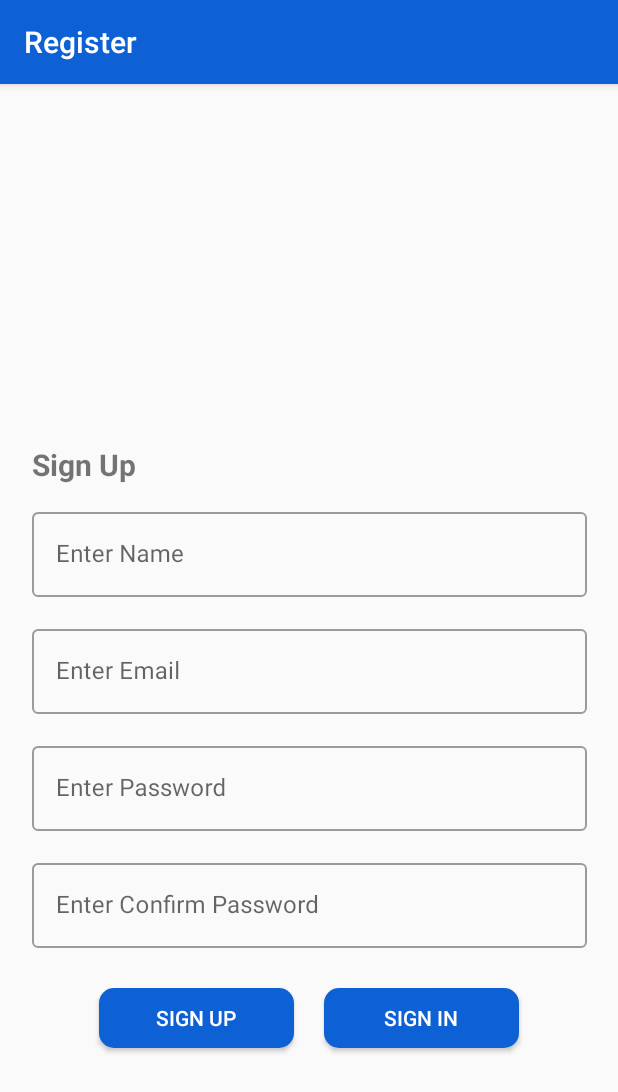
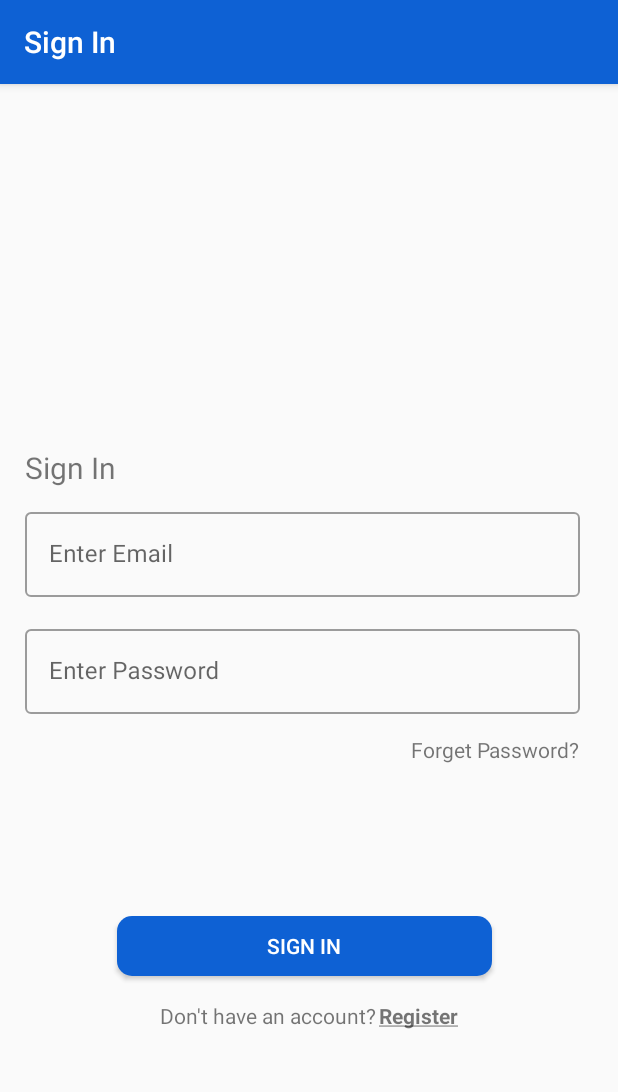
Before and after one commit to mokeshawy/ChatApp, an Android app: the screen it shows after launch (MainActivity), on a phone screen of 412 x 824 dp. Shown: the top 1092 px of the screen. Run offline under Robolectric (Android 15) with nearby library versions, the phone set to English and light mode, and no system bars; our stand-ins replace data binding, navigation-ui.

Commit message:
add login fragment and finish design for it

```diff
--- a/app/src/main/java/com/example/chatapp/activits/MainActivity.kt
+++ b/app/src/main/java/com/example/chatapp/activits/MainActivity.kt
@@ -22,7 +22,7 @@ class MainActivity : AppCompatActivity() {
         val navController   : NavController     = navHostFragment.navController
 
         // Operation work for action bar for page
-        var appBarConfiguration = AppBarConfiguration(setOf(R.id.regisrtationFragment))
+        var appBarConfiguration = AppBarConfiguration(setOf(R.id.regisrtationFragment , R.id.logInFragment))
         setupActionBarWithNavController(navController , appBarConfiguration)
 
         // operation for hide and show action bar on page
--- /dev/null
+++ b/app/src/main/java/com/example/chatapp/loginfragment/LogInFragment.kt
@@ -0,0 +1,31 @@
+package com.example.chatapp.loginfragment
+
+import android.os.Bundle
+import android.view.LayoutInflater
+import android.view.View
+import android.view.ViewGroup
+import androidx.fragment.app.Fragment
+import androidx.fragment.app.viewModels
+import com.example.chatapp.R
+import com.example.chatapp.databinding.FragmentLogInBinding
+
+class LogInFragment : Fragment() {
+
+    lateinit var binding: FragmentLogInBinding
+    private val logInViewModel : LogInViewModel by viewModels()
+
+    override fun onCreateView(inflater: LayoutInflater, container: ViewGroup?, savedInstanceState: Bundle?): View? {
+        // Inflate the layout for this fragment
+        binding = FragmentLogInBinding.inflate(inflater)
+        return binding.root
+    }
+
+    override fun onViewCreated(view: View, savedInstanceState: Bundle?) {
+        super.onViewCreated(view, savedInstanceState)
+
+        binding.lifecycleOwner  = this
+        binding.logInVarModel   = logInViewModel
+
+
+    }
+}
--- /dev/null
+++ b/app/src/main/java/com/example/chatapp/loginfragment/LogInViewModel.kt
@@ -0,0 +1,6 @@
+package com.example.chatapp.loginfragment
+
+import androidx.lifecycle.ViewModel
+
+class LogInViewModel : ViewModel(){
+}
--- a/app/src/main/java/com/example/chatapp/registrationfragment/RegistrationViewModel.kt
+++ b/app/src/main/java/com/example/chatapp/registrationfragment/RegistrationViewModel.kt
@@ -56,7 +56,7 @@ class RegistrationViewModel : ViewModel() {
                     accountReference.push().setValue(map).addOnCompleteListener { setValue ->
                         if(setValue.isSuccessful){
                             Snackbar.make(view , context.getString(R.string.msg_create_account_successful),Snackbar.LENGTH_SHORT).show()
-                            Navigation.findNavController(view).navigate(R.id.action_regisrtationFragment_to_homeFragment)
+                            Navigation.findNavController(view).navigate(R.id.action_regisrtationFragment_to_logInFragment)
                         }else{
                             Snackbar.make(view , it.exception!!.message.toString(), Snackbar.LENGTH_SHORT).show()
                         }
--- a/app/src/main/java/com/example/chatapp/splashfragment/SplashFragment.kt
+++ b/app/src/main/java/com/example/chatapp/splashfragment/SplashFragment.kt
@@ -23,7 +23,7 @@ class SplashFragment : Fragment() {
 
         Handler().postDelayed(
             {
-                findNavController().navigate(R.id.action_splashFragment_to_regisrtationFragment)
+                findNavController().navigate(R.id.action_splashFragment_to_logInFragment)
             }, 2000
         )
     }
--- /dev/null
+++ b/app/src/main/res/layout/fragment_log_in.xml
@@ -0,0 +1,137 @@
+<?xml version="1.0" encoding="utf-8"?>
+<layout xmlns:android="http://schemas.android.com/apk/res/android"
+    xmlns:app="http://schemas.android.com/apk/res-auto"
+    xmlns:tools="http://schemas.android.com/tools">
+
+    <data>
+        <variable
+            name="logInVarModel"
+            type="com.example.chatapp.loginfragment.LogInViewModel" />
+    </data>
+
+    <androidx.constraintlayout.widget.ConstraintLayout
+        android:layout_width="match_parent"
+        android:layout_height="match_parent"
+        tools:context=".loginfragment.LogInFragment">
+
+        <ScrollView
+            android:layout_width="match_parent"
+            android:layout_height="match_parent"
+            android:fillViewport="true"
+            app:layout_constraintBottom_toBottomOf="parent"
+            app:layout_constraintEnd_toEndOf="parent"
+            app:layout_constraintTop_toTopOf="parent">
+
+            <androidx.constraintlayout.widget.ConstraintLayout
+                android:layout_width="match_parent"
+                android:layout_height="match_parent">
+
+                <com.google.android.material.textfield.TextInputLayout
+                    android:id="@+id/input_enter_email"
+                    style="@style/Widget.MaterialComponents.TextInputLayout.OutlinedBox"
+                    android:layout_width="@dimen/et_input_register_width_size"
+                    android:layout_height="wrap_content"
+                    android:layout_marginTop="280dp"
+                    app:layout_constraintEnd_toEndOf="parent"
+                    app:layout_constraintHorizontal_bias="0.39"
+                    app:layout_constraintStart_toStartOf="parent"
+                    app:layout_constraintTop_toTopOf="parent">
+
+                    <EditText
+                        android:id="@+id/et_enter_email"
+                        android:layout_width="match_parent"
+                        android:layout_height="wrap_content"
+                        android:hint="@string/enter_email"
+                        android:inputType="textEmailAddress" />
+
+                </com.google.android.material.textfield.TextInputLayout>
+
+                <com.google.android.material.textfield.TextInputLayout
+                    android:id="@+id/input_enter_password"
+                    style="@style/Widget.MaterialComponents.TextInputLayout.OutlinedBox"
+                    android:layout_width="@dimen/et_input_register_width_size"
+                    android:layout_height="wrap_content"
+                    android:layout_marginTop="16dp"
+                    app:layout_constraintEnd_toEndOf="@+id/input_enter_email"
+                    app:layout_constraintStart_toStartOf="@+id/input_enter_email"
+                    app:layout_constraintTop_toBottomOf="@+id/input_enter_email">
+
+                    <EditText
+                        android:id="@+id/et_enter_password"
+                        android:layout_width="match_parent"
+                        android:layout_height="wrap_content"
+                        android:hint="@string/enter_password"
+                        android:inputType="textPassword" />
+
+                </com.google.android.material.textfield.TextInputLayout>
+
+                <TextView
+                    android:layout_width="wrap_content"
+                    android:layout_height="wrap_content"
+                    android:text="@string/text_view_sign_in"
+                    android:textSize="@dimen/text_view_sign_up_text_size"
+                    app:layout_constraintBottom_toTopOf="@+id/input_enter_email"
+                    app:layout_constraintEnd_toEndOf="@+id/input_enter_email"
+                    app:layout_constraintHorizontal_bias="0.0"
+                    app:layout_constraintStart_toStartOf="@+id/input_enter_email"
+                    app:layout_constraintTop_toTopOf="parent"
+                    app:layout_constraintVertical_bias="0.958" />
+
+                <Button
+                    android:id="@+id/btn_sign_in"
+                    android:layout_width="@dimen/btn_login_page_width"
+                    android:layout_height="@dimen/btn_register_page_height"
+                    android:layout_margin="10dp"
+                    android:background="@drawable/button_background"
+                    android:text="@string/btn_sign_in"
+                    android:textColor="@color/white"
+                    app:layout_constraintBottom_toBottomOf="parent"
+                    app:layout_constraintEnd_toEndOf="parent"
+                    app:layout_constraintHorizontal_bias="0.478"
+                    app:layout_constraintStart_toStartOf="parent"
+                    app:layout_constraintTop_toBottomOf="@+id/input_enter_password"
+                    app:layout_constraintVertical_bias="0.432" />
+
+                <TextView
+                    android:id="@+id/tv_forget_password"
+                    android:layout_width="wrap_content"
+                    android:layout_height="wrap_content"
+                    android:text="@string/forget_password"
+                    app:layout_constraintBottom_toTopOf="@+id/btn_sign_in"
+                    app:layout_constraintEnd_toEndOf="@+id/input_enter_password"
+                    app:layout_constraintHorizontal_bias="1.0"
+                    app:layout_constraintStart_toStartOf="@+id/input_enter_password"
+                    app:layout_constraintTop_toBottomOf="@+id/input_enter_password"
+                    app:layout_constraintVertical_bias="0.12" />
+
+                <LinearLayout
+                    android:layout_width="match_parent"
+                    android:layout_height="wrap_content"
+                    android:layout_margin="5dp"
+                    android:gravity="center"
+                    android:orientation="horizontal"
+                    app:layout_constraintBottom_toBottomOf="parent"
+                    app:layout_constraintEnd_toEndOf="@+id/btn_sign_in"
+                    app:layout_constraintHorizontal_bias="0.486"
+                    app:layout_constraintStart_toStartOf="@+id/btn_sign_in"
+                    app:layout_constraintTop_toBottomOf="@+id/btn_sign_in"
+                    app:layout_constraintVertical_bias="0.079">
+
+                    <TextView
+                        android:layout_width="wrap_content"
+                        android:layout_height="wrap_content"
+                        android:text="@string/don_t_have_an_account" />
+
+                    <TextView
+                        android:id="@+id/tv_register_new_account"
+                        android:layout_width="wrap_content"
+                        android:layout_height="wrap_content"
+                        android:layout_marginLeft="2dp"
+                        android:text="@string/register"
+                        android:textStyle="bold" />
+                </LinearLayout>
+
+            </androidx.constraintlayout.widget.ConstraintLayout>
+        </ScrollView>
+    </androidx.constraintlayout.widget.ConstraintLayout>
+</layout>
--- a/app/src/main/res/navigation/nav_graph.xml
+++ b/app/src/main/res/navigation/nav_graph.xml
@@ -11,23 +11,39 @@
         android:label="fragment_splash"
         tools:layout="@layout/fragment_splash" >
         <action
-            android:id="@+id/action_splashFragment_to_regisrtationFragment"
-            app:destination="@id/regisrtationFragment"
+            android:id="@+id/action_splashFragment_to_logInFragment"
+            app:destination="@id/logInFragment"
             app:enterAnim="@android:anim/fade_in"
             app:popUpTo="@id/nav_graph" />
     </fragment>
     <fragment
         android:id="@+id/regisrtationFragment"
         android:name="com.example.chatapp.registrationfragment.RegistrationFragment"
-        android:label="Register"
+        android:label="Sign Up"
         tools:layout="@layout/fragment_registration" >
         <action
-            android:id="@+id/action_regisrtationFragment_to_homeFragment"
-            app:destination="@id/homeFragment" />
+            android:id="@+id/action_regisrtationFragment_to_logInFragment"
+            app:destination="@id/logInFragment"
+            app:enterAnim="@android:anim/fade_out"
+            app:popUpTo="@id/logInFragment" />
     </fragment>
     <fragment
         android:id="@+id/homeFragment"
         android:name="com.example.chatapp.homefragment.HomeFragment"
         android:label="fragment_home"
         tools:layout="@layout/fragment_home" />
+    <fragment
+        android:id="@+id/logInFragment"
+        android:name="com.example.chatapp.loginfragment.LogInFragment"
+        android:label="Sign In"
+        tools:layout="@layout/fragment_log_in" >
+        <action
+            android:id="@+id/action_logInFragment_to_regisrtationFragment"
+            app:destination="@id/regisrtationFragment"
+            app:enterAnim="@android:anim/fade_in" />
+        <action
+            android:id="@+id/action_logInFragment_to_homeFragment"
+            app:destination="@id/homeFragment"
+            app:enterAnim="@android:anim/fade_in" />
+    </fragment>
 </navigation>
--- a/app/src/main/res/values/dimens.xml
+++ b/app/src/main/res/values/dimens.xml
@@ -9,5 +9,7 @@
     <dimen name="btn_register_page_height">40dp</dimen>
     <dimen name="button_background_radius">10dp</dimen>
 
+    <dimen name="btn_login_page_width">250dp</dimen>
+
 
 </resources>
--- a/app/src/main/res/values/strings.xml
+++ b/app/src/main/res/values/strings.xml
@@ -22,5 +22,15 @@
     <string name="msg_create_account_successful">Yore account has bin created and send message for confirm</string>
 
 
+    <!-- string for log in page -->
+    <string name="text_view_sign_in">Sign In</string>
+    <string name="don_t_have_an_account">Don\'t have an account?</string>
+    <string name="register"><u>Register</u></string>
+    <string name="forget_password">Forget Password?</string>
+
+
+    <!-- TODO: Remove or change this placeholder text -->
+    <string name="hello_blank_fragment">Hello blank fragment</string>
+
 
 </resources>
```
